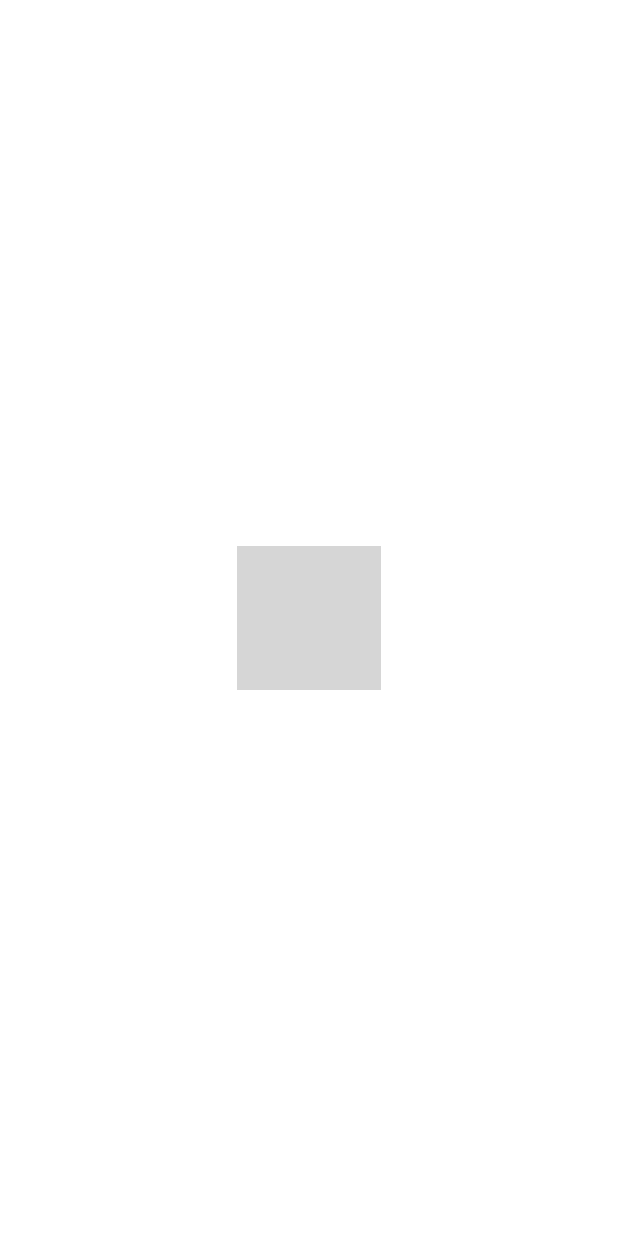
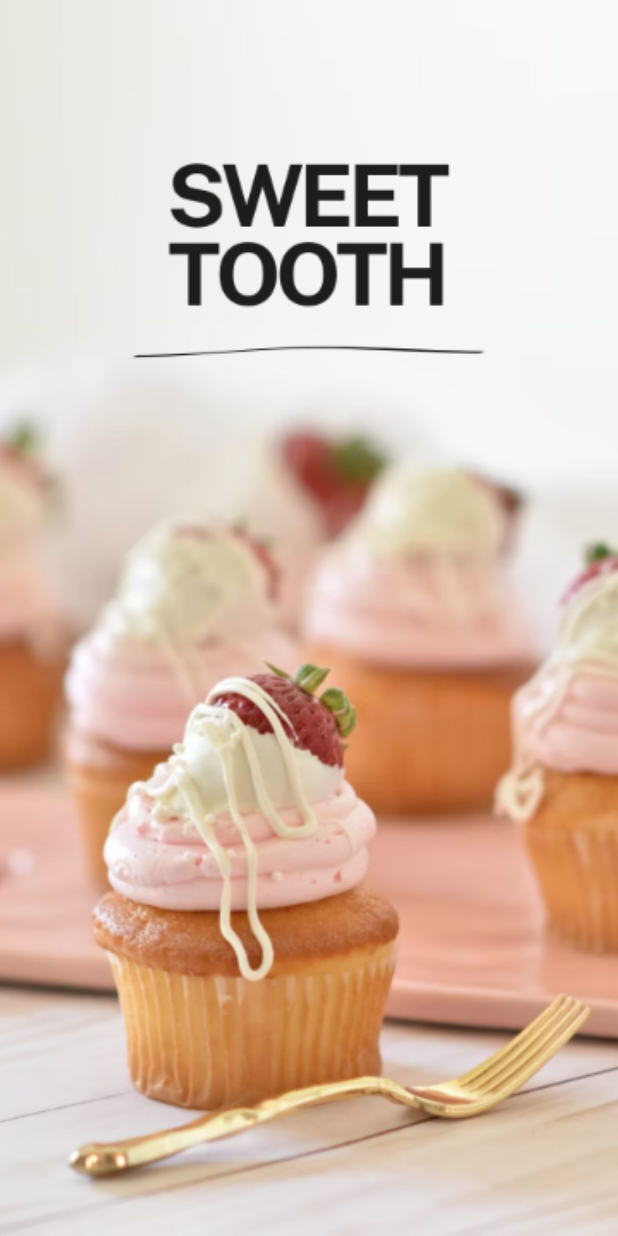
Before and after one commit to ETS-Android5/Sweet_Tooth, an Android app: the SplashScreen screen opened directly, with no data from a screen before it, on a phone screen of 412 x 824 dp. Run offline under Robolectric (Android 15) with nearby library versions, the phone set to English and light mode, and no system bars; our stand-ins replace Firebase (no records; nobody signed in at launch, a user with empty details on screens opened directly); grey boxes are pictures that could not be loaded.

Commit message:
feat - Updated Splash Screen.
Updated Splash Screen.

```diff
--- a/Desserts/app/src/main/res/layout/splashfile.xml
+++ b/Desserts/app/src/main/res/layout/splashfile.xml
@@ -7,10 +7,10 @@
 
     <ImageView
         android:id="@+id/logo_id"
-        android:layout_width="wrap_content"
-        android:layout_height="wrap_content"
+        android:layout_width="match_parent"
+        android:layout_height="match_parent"
         android:layout_centerInParent="true"
         android:scaleType="centerCrop"
-        android:src="@drawable/cake8_1"/>
+        android:src="@drawable/splash_screen"/>
 
 </RelativeLayout>
```
Also changed, not shown: Desserts/app/src/main/res/drawable-xxxhdpi/splash_screen.jpg (added).
